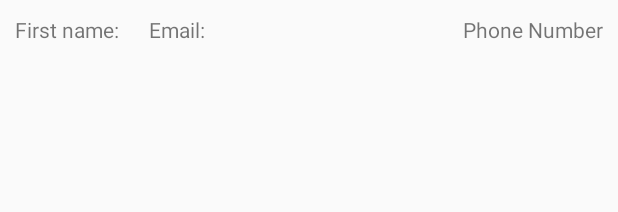
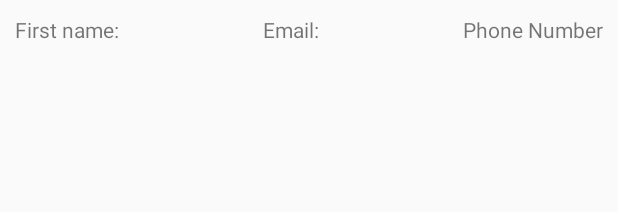
Before and after one commit to SKapal/Wait_Assistant, an Android app: the layout activity_main.xml on its own in the app's theme, with its tools: preview values and no code run, on a phone screen of 412 x 824 dp. Shown: the top 212 px of the screen. Run offline under Robolectric (Android 15) with nearby library versions, the light colour scheme and no system bars.

Commit message:
Minor changes to patients list UI

```diff
--- a/WaitAssistantv2/app/src/main/java/com/comp1601/waitassistantv2/MainActivity.java
+++ b/WaitAssistantv2/app/src/main/java/com/comp1601/waitassistantv2/MainActivity.java
@@ -31,6 +31,9 @@ public class MainActivity extends AppCompatActivity {
     protected void onCreate(Bundle savedInstanceState) {
         super.onCreate(savedInstanceState);
         setContentView(R.layout.activity_main);
+
+        setTitle("List of Patients");
+
         DatabaseReference mDatabase;
 
         //FirebaseDatabase.getInstance().setPersistenceEnabled(true);
@@ -109,20 +112,23 @@ public class MainActivity extends AppCompatActivity {
         row.setLayoutParams(lp);
 
         TextView nameTextView = new TextView(this);
-        TextView emailTextView= new TextView(this);
-        TextView phoneTextview = new TextView(this);
+        nameTextView.setGravity(Gravity.CENTER);
+
+        TextView emailTextView = new TextView(this);
+        emailTextView.setGravity(Gravity.CENTER);
+
+        TextView phoneTextView = new TextView(this);
+        phoneTextView.setGravity(Gravity.CENTER);
 
         nameTextView.setText(name);
         emailTextView.setText(email);
-        phoneTextview.setText(phoneNum);
+        phoneTextView.setText(phoneNum);
 
         row.addView(nameTextView);
         row.addView(emailTextView);
-        row.addView(phoneTextview);
-        row.setGravity(Gravity.CENTER);
+        row.addView(phoneTextView);
+
         table.addView(row,1);
-//        tmp.setTable(table);
-
     }
 
 
--- a/WaitAssistantv2/app/src/main/res/layout/activity_main.xml
+++ b/WaitAssistantv2/app/src/main/res/layout/activity_main.xml
@@ -20,35 +20,44 @@
 
             <TextView
                 android:text="First name:"
-                android:padding="10dip" />
+                android:padding="10dip"
+                android:gravity="center" />
             <TextView
                 android:text="Email:"
-                android:padding="10dip" />
+                android:padding="10dip"
+                android:gravity="center" />
             <TextView
                 android:text="Phone Number"
-                android:padding="10dip" />
+                android:padding="10dip"
+                android:gravity="center" />
         </TableRow>
         <TableRow>
             <TextView
                 android:text=""
-                android:padding="10dip" />
+                android:padding="10dip"
+                android:gravity="center" />
             <TextView
                 android:text=""
-                android:padding="10dip" />
+                android:padding="10dip"
+                android:gravity="center" />
             <TextView
                 android:text=""
-                android:padding="10dip" />
+                android:padding="10dip"
+                android:gravity="center" />
         </TableRow>
         <TableRow>
             <TextView
                 android:text=""
-                android:padding="10dip" />
+                android:padding="10dip"
+                android:gravity="center" />
             <TextView
                 android:text=""
-                android:padding="10dip" />
+                android:padding="10dip"
+                android:gravity="center" />
             <TextView
                 android:text=""
-                android:padding="10dip" />
+                android:padding="10dip"
+                android:gravity="center" />
         </TableRow>
     </TableLayout>
 
```
